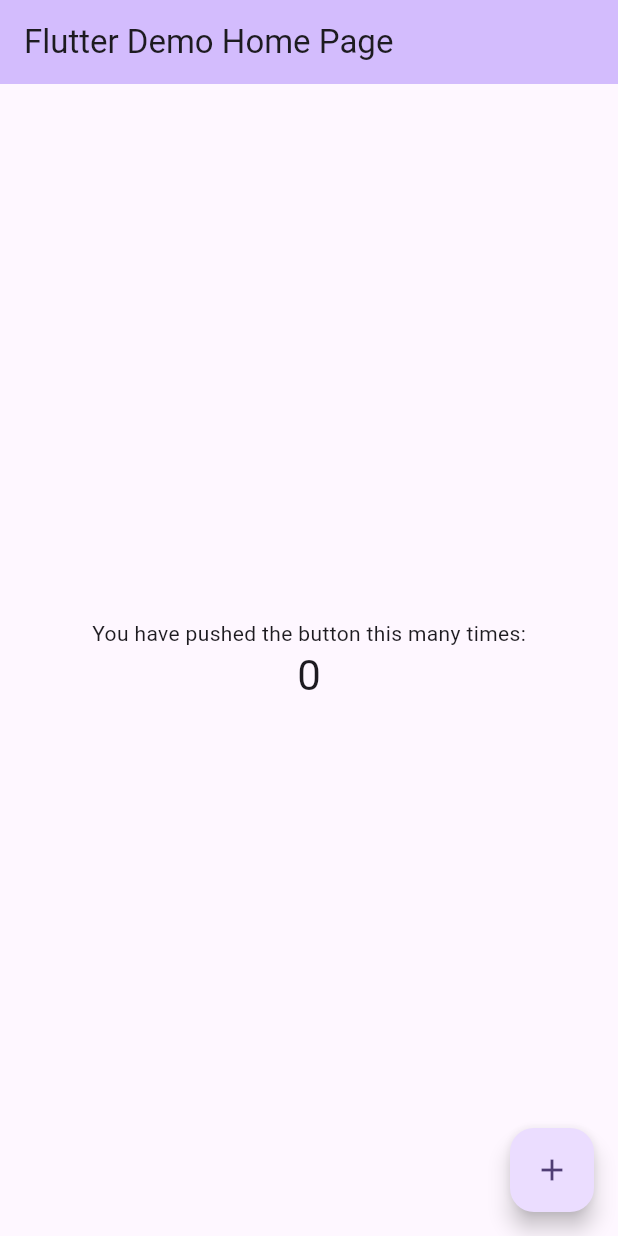
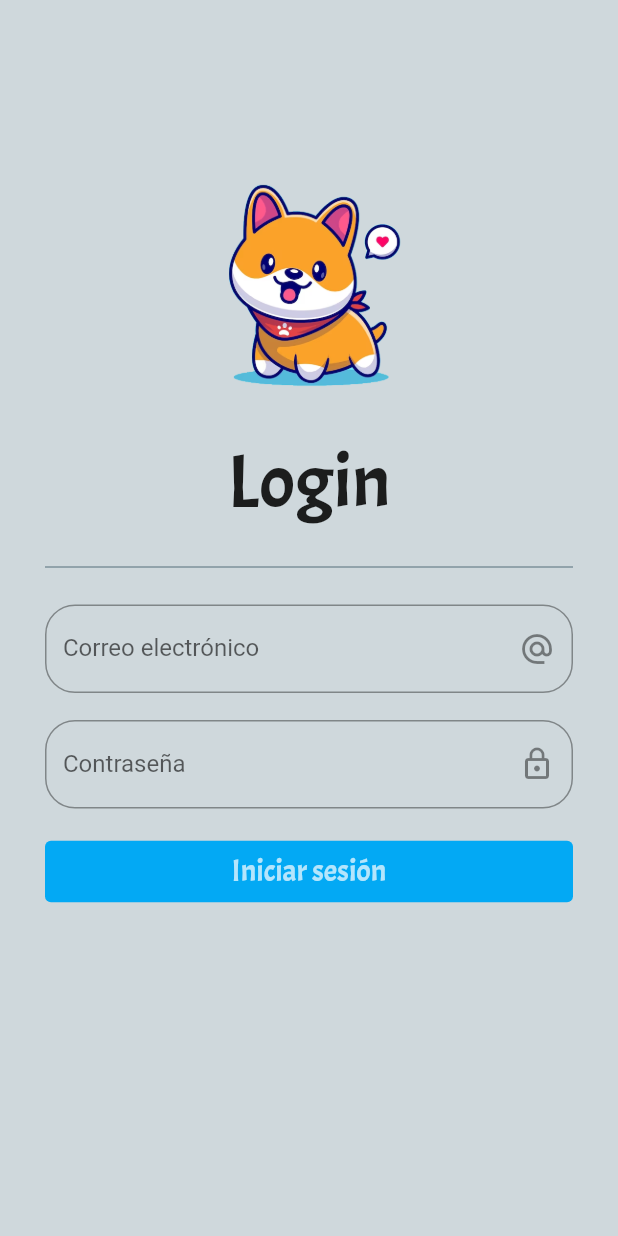
Before and after one commit to B3nja2020/apptallerflutter, a Flutter app: the screen it shows after launch, on a phone screen of 412 x 824 dp. Run offline on Flutter 3.47's test engine with Material 2 defaults, Android fonts, the phone set to English and light mode, and no system bars.

Commit message:
Login base
Base para Login versión beta

```diff
--- a/lib/main.dart
+++ b/lib/main.dart
@@ -1,125 +1,15 @@
+import 'package:appflutter/src/login.dart';
 import 'package:flutter/material.dart';
 
-void main() {
-  runApp(const MyApp());
-}
+void main() => runApp(MyApp());
 
 class MyApp extends StatelessWidget {
-  const MyApp({super.key});
-
-
   @override
   Widget build(BuildContext context) {
     return MaterialApp(
-      title: 'Flutter Demo',
-      theme: ThemeData(
-        // This is the theme of your application.
-        //
-        // TRY THIS: Try running your application with "flutter run". You'll see
-        // the application has a blue toolbar. Then, without quitting the app,
-        // try changing the seedColor in the colorScheme below to Colors.green
-        // and then invoke "hot reload" (save your changes or press the "hot
-        // reload" button in a Flutter-supported IDE, or press "r" if you used
-        // the command line to start the app).
-        //
-        // Notice that the counter didn't reset back to zero; the application
-        // state is not lost during the reload. To reset the state, use hot
-        // restart instead.
-        //
-        // This works for code too, not just values: Most code changes can be
-        // tested with just a hot reload.
-        colorScheme: ColorScheme.fromSeed(seedColor: Colors.deepPurple),
-        useMaterial3: true,
-      ),
-      home: const MyHomePage(title: 'Flutter Demo Home Page'),
+      debugShowCheckedModeBanner: false,
+      title: 'Material App',
+      home: MyAppLogin(),
     );
   }
 }
-
-class MyHomePage extends StatefulWidget {
-  const MyHomePage({super.key, required this.title});
-
-  // This widget is the home page of your application. It is stateful, meaning
-  // that it has a State object (defined below) that contains fields that affect
-  // how it looks.
-
-  // This class is the configuration for the state. It holds the values (in this
-  // case the title) provided by the parent (in this case the App widget) and
-  // used by the build method of the State. Fields in a Widget subclass are
-  // always marked "final".
-
-  final String title;
-
-  @override
-  State<MyHomePage> createState() => _MyHomePageState();
-}
-
-class _MyHomePageState extends State<MyHomePage> {
-  int _counter = 0;
-
-  void _incrementCounter() {
-    setState(() {
-      // This call to setState tells the Flutter framework that something has
-      // changed in this State, which causes it to rerun the build method below
-      // so that the display can reflect the updated values. If we changed
-      // _counter without calling setState(), then the build method would not be
-      // called again, and so nothing would appear to happen.
-      _counter++;
-    });
-  }
-
-  @override
-  Widget build(BuildContext context) {
-    // This method is rerun every time setState is called, for instance as done
-    // by the _incrementCounter method above.
-    //
-    // The Flutter framework has been optimized to make rerunning build methods
-    // fast, so that you can just rebuild anything that needs updating rather
-    // than having to individually change instances of widgets.
-    return Scaffold(
-      appBar: AppBar(
-        // TRY THIS: Try changing the color here to a specific color (to
-        // Colors.amber, perhaps?) and trigger a hot reload to see the AppBar
-        // change color while the other colors stay the same.
-        backgroundColor: Theme.of(context).colorScheme.inversePrimary,
-        // Here we take the value from the MyHomePage object that was created by
-        // the App.build method, and use it to set our appbar title.
-        title: Text(widget.title),
-      ),
-      body: Center(
-        // Center is a layout widget. It takes a single child and positions it
-        // in the middle of the parent.
-        child: Column(
-          // Column is also a layout widget. It takes a list of children and
-          // arranges them vertically. By default, it sizes itself to fit its
-          // children horizontally, and tries to be as tall as its parent.
-          //
-          // Column has various properties to control how it sizes itself and
-          // how it positions its children. Here we use mainAxisAlignment to
-          // center the children vertically; the main axis here is the vertical
-          // axis because Columns are vertical (the cross axis would be
-          // horizontal).
-          //
-          // TRY THIS: Invoke "debug painting" (choose the "Toggle Debug Paint"
-          // action in the IDE, or press "p" in the console), to see the
-          // wireframe for each widget.
-          mainAxisAlignment: MainAxisAlignment.center,
-          children: <Widget>[
-            const Text(
-              'You have pushed the button this many times:',
-            ),
-            Text(
-              '$_counter',
-              style: Theme.of(context).textTheme.headlineMedium,
-            ),
-          ],
-        ),
-      ),
-      floatingActionButton: FloatingActionButton(
-        onPressed: _incrementCounter,
-        tooltip: 'Increment',
-        child: const Icon(Icons.add),
-      ), // This trailing comma makes auto-formatting nicer for build methods.
-    );
-  }
-}
--- /dev/null
+++ b/lib/src/login.dart
@@ -0,0 +1,81 @@
+import 'package:flutter/material.dart';
+
+class MyAppLogin extends StatefulWidget {
+  MyAppLogin({Key, key}) : super(key: key);
+
+  @override
+  _MyAppLogin createState() => _MyAppLogin();
+}
+
+class _MyAppLogin extends State<MyAppLogin> {
+  @override
+  Widget build(BuildContext context) {
+    return Scaffold(
+      backgroundColor: Colors.blueGrey[100],
+      body: ListView(
+        padding: EdgeInsets.symmetric(horizontal: 30.0, vertical: 90.0),
+        children: <Widget>[
+          Column(
+            mainAxisAlignment: MainAxisAlignment.center,
+            children: [
+              CircleAvatar(
+                radius: 100.0,
+                backgroundColor: Colors.transparent,
+                backgroundImage: AssetImage('images/Logo_pawtitas.png'),
+              ),
+              Text(
+                'Login',
+                style: TextStyle(fontFamily: 'Acme', fontSize: 50.0),
+              ),
+              SizedBox(
+                width: 3000.0,
+                height: 50.0,
+                child: Divider(color: Colors.blueGrey[600]),
+              ),
+              TextField(
+                enableInteractiveSelection: false,
+                textCapitalization: TextCapitalization.characters,
+                decoration: InputDecoration(
+                    labelText: 'Correo electrónico',
+                    suffixIcon: Icon(Icons.alternate_email),
+                    border: OutlineInputBorder(
+                        borderRadius: BorderRadius.circular(20.0))),
+              ),
+              Divider(
+                  height: 18.0,
+                  color: Color.fromRGBO(255, 255, 255,
+                      0.0) //esto lo hice más que nada para que la línea divisora sea invisible
+                  ),
+              TextField(
+                enableInteractiveSelection: false,
+                obscureText: true,
+                decoration: InputDecoration(
+                    labelText: 'Contraseña',
+                    suffixIcon: Icon(Icons.lock_outline),
+                    border: OutlineInputBorder(
+                        borderRadius: BorderRadius.circular(20.0))),
+              ),
+              Divider(height: 18.0, color: Color.fromRGBO(255, 255, 255, 0.0)),
+              SizedBox(
+                width: double.infinity,
+                child: TextButton(
+                  style: ButtonStyle(
+                      backgroundColor:
+                          MaterialStateProperty.all(Colors.lightBlue)),
+                  onPressed: () {},
+                  child: Text(
+                    'Iniciar sesión',
+                    style: TextStyle(
+                        color: Colors.white70,
+                        fontSize: 20.0,
+                        fontFamily: 'Acme'),
+                  ),
+                ),
+              )
+            ],
+          )
+        ],
+      ),
+    );
+  }
+}
```
Also changed, not shown: pubspec.yaml (+6 -6 lines), fonts/Acme-Regular.ttf (added), images/Logo_pawtitas.png (added).
